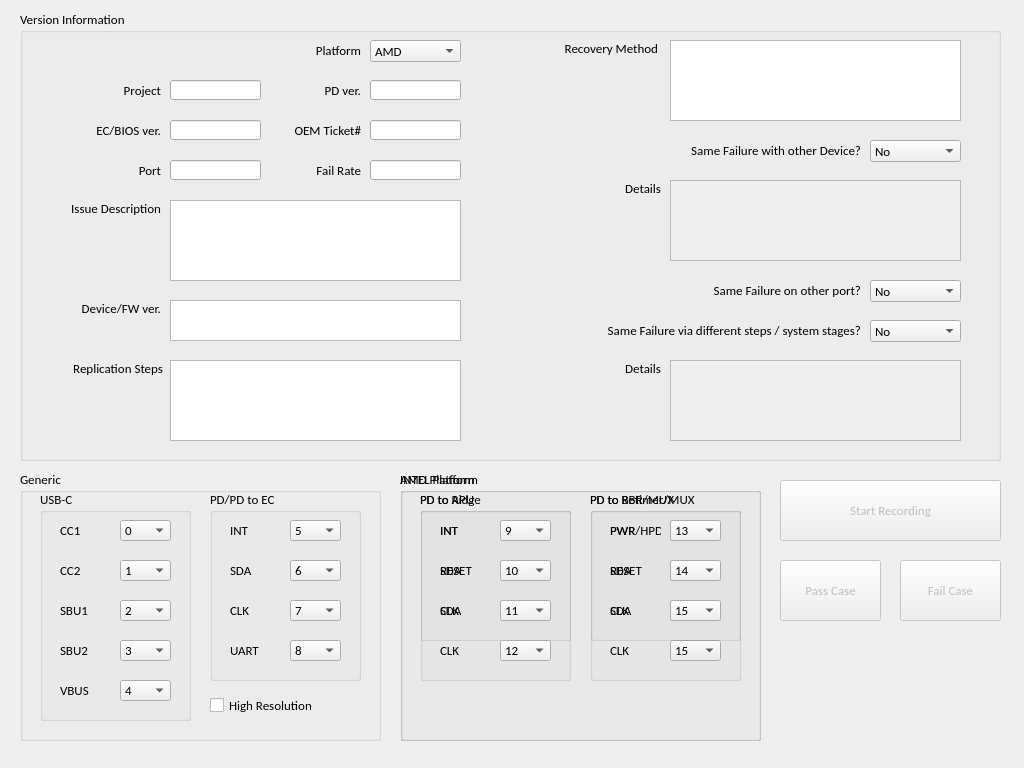
First picture: the form in ui.ui, repository IFTWTraven/py_automation_saleae, before the edit.
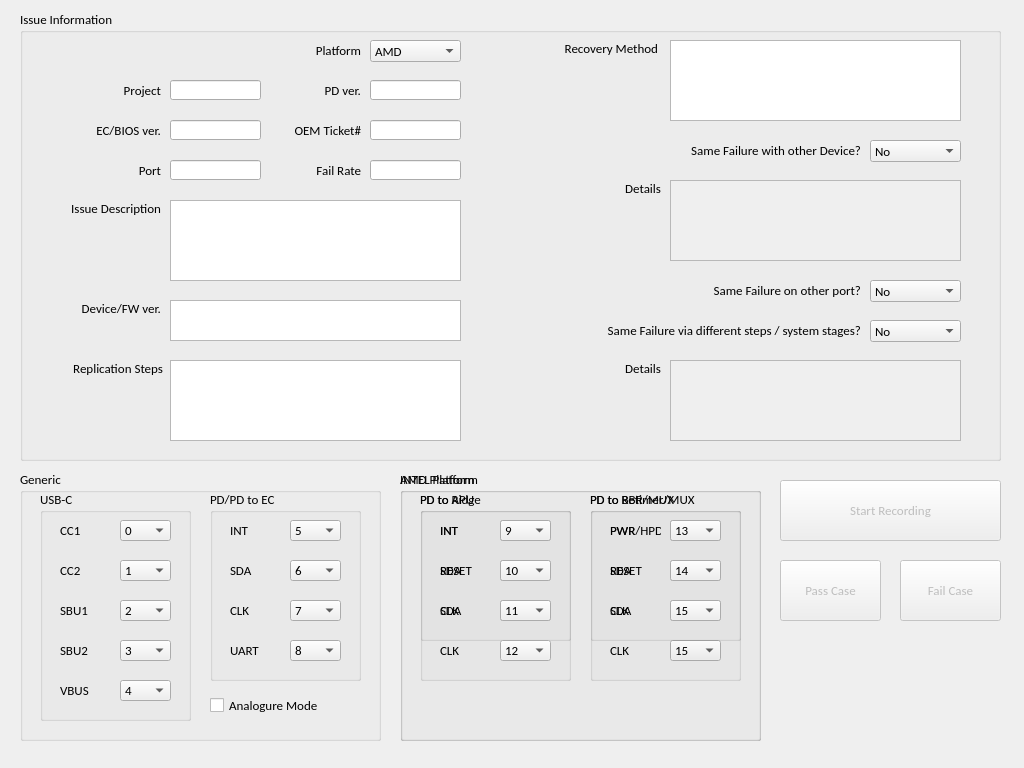
Second picture: the form after the edit. Icons and pictures are not drawn.

Commit message: change High Resolution to Analogue Mode option and add warming message if no SALEAE logic is being atatched

```diff
--- a/ui.ui
+++ b/ui.ui
@@ -2671,7 +2671,7 @@
      </rect>
     </property>
     <property name="text">
-     <string>High Resolution</string>
+     <string>Analogure Mode</string>
     </property>
    </widget>
   </widget>
@@ -2723,7 +2723,7 @@
     <enum>Qt::TabFocus</enum>
    </property>
    <property name="title">
-    <string>Version Information</string>
+    <string>Issue Information</string>
    </property>
    <widget class="QLabel" name="label_Project">
     <property name="geometry">
```
Left out of the diff: 4 changed lines with no effect on the pictures. The commit also changes 14 other files.
